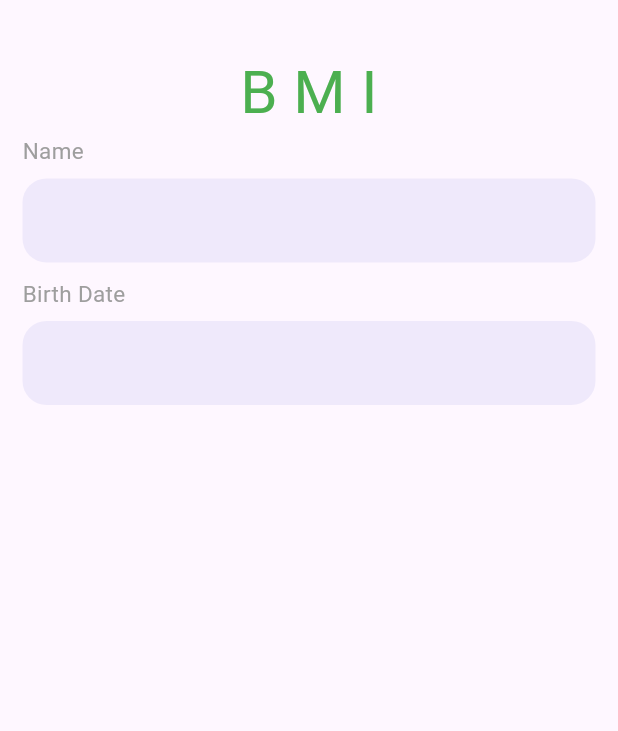
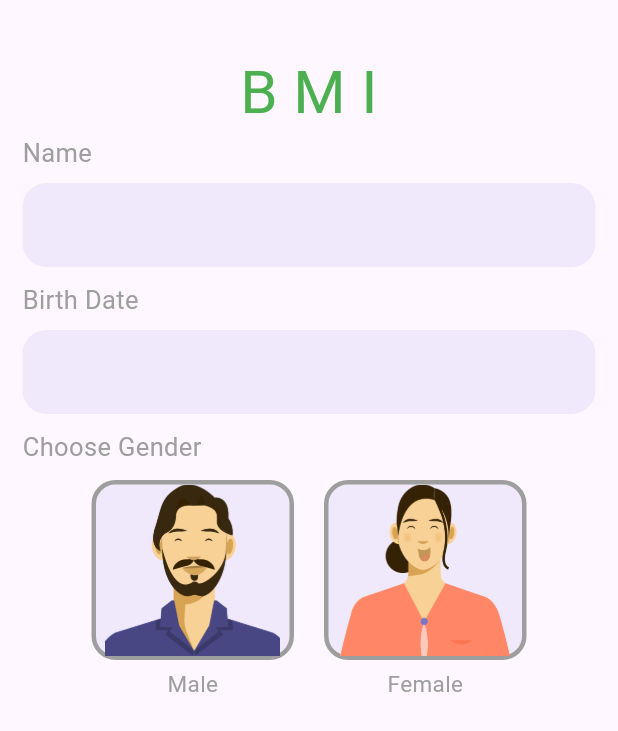
Before and after one commit to MohammedEmadSelim/bmi_march_26, a Flutter app: the Homepage screen opened directly, on a phone screen of 412 x 824 dp. Shown: the top 731 px of the screen. Run offline on Flutter 3.47's test engine with Material 3 defaults, Android fonts, the phone set to English and light mode, and no system bars.

Commit message:
select gender

```diff
--- /dev/null
+++ b/devtools_options.yaml
@@ -0,0 +1,3 @@
+description: This file stores settings for Dart & Flutter DevTools.
+documentation: https://docs.flutter.dev/tools/devtools/extensions#configure-extension-enablement-states
+extensions:
--- a/lib/Pages/Homepage.dart
+++ b/lib/Pages/Homepage.dart
@@ -1,3 +1,4 @@
+import 'package:bmi/widgets/small_view_select_gender.dart';
 import 'package:flutter/material.dart';
 import 'package:intl/intl.dart';
 
@@ -21,19 +22,42 @@ class Homepage extends StatelessWidget {
                 style: TextStyle(color: Colors.green, fontSize: 40),
               ),
             ),
-            Text_form_field_custom(title: 'Name',nameController: nameEditingController,readonly: false,),
-            SizedBox(height: 10,),
-            Text_form_field_custom(title: 'Birth Date',nameController: dateEditingController,readonly: true,onTap: ()async{
-              var result = await showDatePicker(context: context, firstDate: DateTime(1950), lastDate: DateTime(2050));
-              if(result != null){
+            Text_form_field_custom(
+              title: 'Name',
+              nameController: nameEditingController,
+              readonly: false,
+            ),
+            SizedBox(height: 10),
+            Text_form_field_custom(
+              title: 'Birth Date',
+              nameController: dateEditingController,
+              readonly: true,
+              onTap: () async {
+                var result = await showDatePicker(
+                  context: context,
+                  firstDate: DateTime(1950),
+                  lastDate: DateTime(2050),
+                );
+                if (result != null) {
                   // 'yyyy-MM-dd'
-                String formattedDate = DateFormat('yyyy-MM-dd').format(result);
+                  String formattedDate = DateFormat(
+                    'yyyy-MM-dd',
+                  ).format(result);
                   dateEditingController.text = formattedDate;
                 }
-              print(nameEditingController.text);
-              print(dateEditingController.text);
-              },)
-
+              },
+            ),
+            SizedBox(height: 10),
+            Row(
+              children: [
+                Text(
+                  'Choose Gender',
+                  style: TextStyle(color: Colors.grey, fontSize: 17),
+                ),
+              ],
+            ),
+            SizedBox(height: 10),
+              small_view_select_gender(),
             ],
           ),
         ),
--- /dev/null
+++ b/lib/widgets/Continer_gender.dart
@@ -0,0 +1,40 @@
+import 'package:flutter/material.dart';
+
+class Continer_gender extends StatelessWidget {
+  final String label;
+  final String imagePath;
+  final bool isSelected;
+  final VoidCallback onTap; // إضافة callback لإخبار الأب عند الضغط
+
+  const Continer_gender({
+    super.key,
+    required this.label,
+    required this.imagePath,
+    required this.isSelected,
+    required this.onTap,
+  });
+
+  @override
+  Widget build(BuildContext context) {
+    return Column(
+      children: [
+        GestureDetector(
+          onTap: onTap, // استدعاء الوظيفة عند الضغط
+          child: Container(
+            width: 135,
+            height: 120,
+            decoration: BoxDecoration(
+              border: Border.all(
+                  color: isSelected ? Colors.green : Colors.grey, width: 3),
+              borderRadius: BorderRadius.circular(16),
+              color: const Color(0xffB3B2EA).withAlpha(50),
+            ),
+            child: Image.asset(imagePath),
+          ),
+        ),
+        const SizedBox(height: 5),
+        Text(label, style: const TextStyle(color: Colors.grey, fontSize: 15)),
+      ],
+    );
+  }
+}
--- a/lib/widgets/Textformfield.dart
+++ b/lib/widgets/Textformfield.dart
@@ -15,7 +15,7 @@ class Text_form_field_custom extends StatelessWidget {
           children: [
             Text(
               title,
-              style: TextStyle(color: Colors.grey, fontSize: 15),
+              style: TextStyle(color: Colors.grey, fontSize: 17),
             ),
           ],
         ),
--- /dev/null
+++ b/lib/widgets/small_view_select_gender.dart
@@ -0,0 +1,43 @@
+import 'package:bmi/widgets/Continer_gender.dart';
+import 'package:flutter/material.dart';
+
+class small_view_select_gender extends StatefulWidget {
+  const small_view_select_gender({super.key});
+
+  @override
+  State<small_view_select_gender> createState() =>
+      _small_view_select_genderState();
+}
+
+class _small_view_select_genderState extends State<small_view_select_gender> {
+  int? selectedGender;
+  @override
+  Widget build(BuildContext context) {
+    return Row(
+      mainAxisAlignment: MainAxisAlignment.center,
+      children: [
+        Continer_gender(
+          label: 'Male',
+          imagePath: 'assets/images/bmi_nti/Group.png',
+          isSelected: selectedGender == 0,
+          onTap: () {
+            setState(() {
+              selectedGender = 0;
+            });
+          },
+        ),
+        SizedBox(width: 20),
+        Continer_gender(
+          label: 'Female',
+          imagePath: 'assets/images/bmi_nti/female.png',
+          isSelected: selectedGender == 1,
+          onTap: () {
+            setState(() {
+              selectedGender = 1;
+            });
+          },
+        ),
+      ],
+    );
+  }
+}
```
Lines whose indentation alone changed are shown as unchanged.
